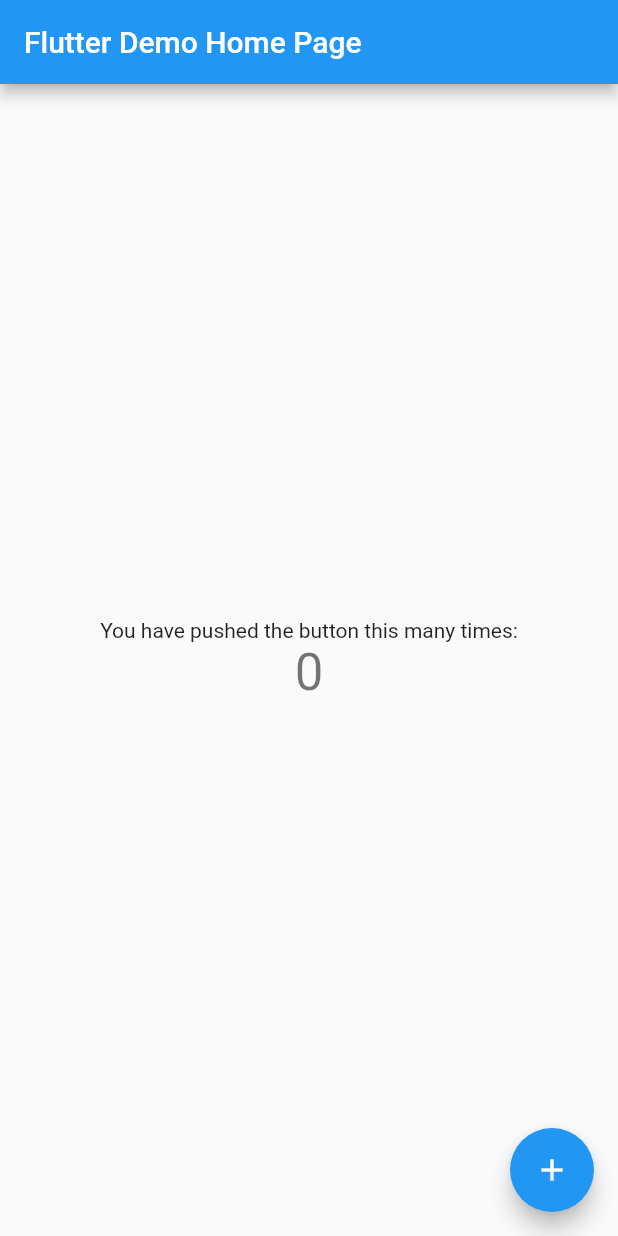
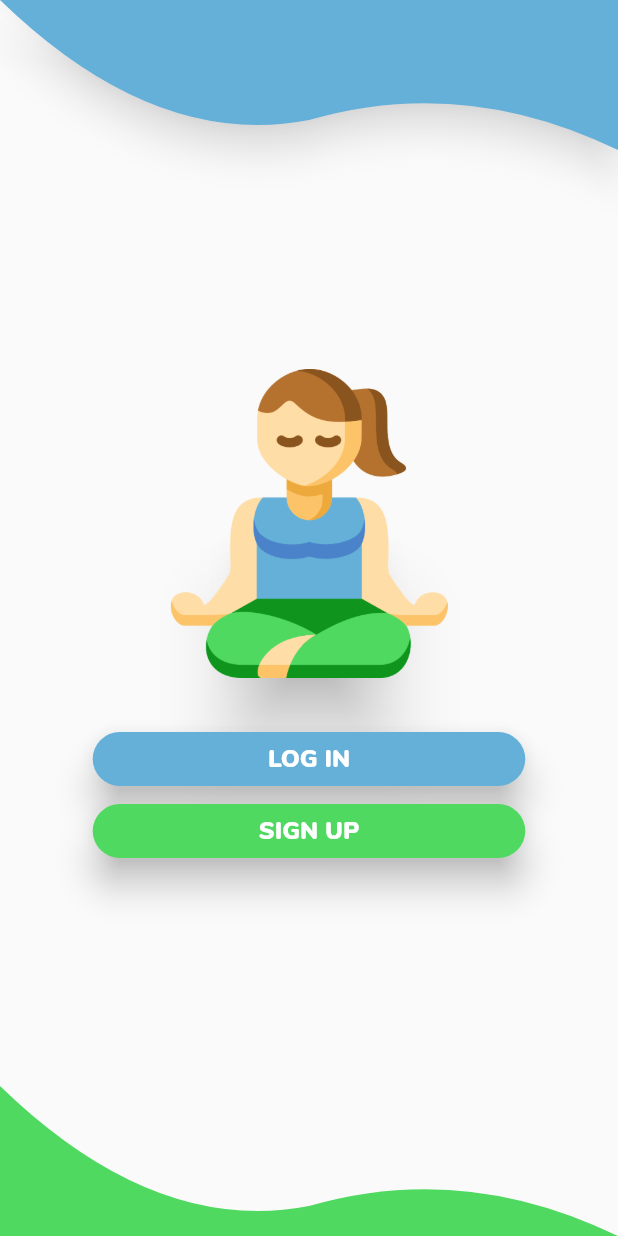
Before and after one commit to DevFreeze/daily_ui, a Flutter app: the screen it shows after launch, on a phone screen of 412 x 824 dp. Run offline on Flutter 3.47's test engine with Material 2 defaults, Android fonts, the phone set to English and light mode, and no system bars.

Commit message:
SignIn Screen

```diff
--- a/lib/main.dart
+++ b/lib/main.dart
@@ -1,111 +1,19 @@
 import 'package:flutter/material.dart';
 
-void main() => runApp(MyApp());
+import 'package:daily_ui/ui/screens/sign_in.dart';
+
+void main() => runApp(new MyApp());
 
 class MyApp extends StatelessWidget {
-  // This widget is the root of your application.
   @override
   Widget build(BuildContext context) {
     return MaterialApp(
-      title: 'Flutter Demo',
-      theme: ThemeData(
-        // This is the theme of your application.
-        //
-        // Try running your application with "flutter run". You'll see the
-        // application has a blue toolbar. Then, without quitting the app, try
-        // changing the primarySwatch below to Colors.green and then invoke
-        // "hot reload" (press "r" in the console where you ran "flutter run",
-        // or simply save your changes to "hot reload" in a Flutter IDE).
-        // Notice that the counter didn't reset back to zero; the application
-        // is not restarted.
-        primarySwatch: Colors.blue,
-      ),
-      home: MyHomePage(title: 'Flutter Demo Home Page'),
+      title: 'DailyUI',
+      debugShowCheckedModeBanner: false,
+      routes: {
+        //'/': (context) => MyHomePage(title: 'Flutter Demo Home Page'),
+        '/': (context) => SignIn(),
+      },
     );
   }
 }
-
-class MyHomePage extends StatefulWidget {
-  MyHomePage({Key key, this.title}) : super(key: key);
-
-  // This widget is the home page of your application. It is stateful, meaning
-  // that it has a State object (defined below) that contains fields that affect
-  // how it looks.
-
-  // This class is the configuration for the state. It holds the values (in this
-  // case the title) provided by the parent (in this case the App widget) and
-  // used by the build method of the State. Fields in a Widget subclass are
-  // always marked "final".
-
-  final String title;
-
-  @override
-  _MyHomePageState createState() => _MyHomePageState();
-}
-
-class _MyHomePageState extends State<MyHomePage> {
-  int _counter = 0;
-
-  void _incrementCounter() {
-    setState(() {
-      // This call to setState tells the Flutter framework that something has
-      // changed in this State, which causes it to rerun the build method below
-      // so that the display can reflect the updated values. If we changed
-      // _counter without calling setState(), then the build method would not be
-      // called again, and so nothing would appear to happen.
-      _counter++;
-    });
-  }
-
-  @override
-  Widget build(BuildContext context) {
-    // This method is rerun every time setState is called, for instance as done
-    // by the _incrementCounter method above.
-    //
-    // The Flutter framework has been optimized to make rerunning build methods
-    // fast, so that you can just rebuild anything that needs updating rather
-    // than having to individually change instances of widgets.
-    return Scaffold(
-      appBar: AppBar(
-        // Here we take the value from the MyHomePage object that was created by
-        // the App.build method, and use it to set our appbar title.
-        title: Text(widget.title),
-      ),
-      body: Center(
-        // Center is a layout widget. It takes a single child and positions it
-        // in the middle of the parent.
-        child: Column(
-          // Column is also a layout widget. It takes a list of children and
-          // arranges them vertically. By default, it sizes itself to fit its
-          // children horizontally, and tries to be as tall as its parent.
-          //
-          // Invoke "debug painting" (press "p" in the console, choose the
-          // "Toggle Debug Paint" action from the Flutter Inspector in Android
-          // Studio, or the "Toggle Debug Paint" command in Visual Studio Code)
-          // to see the wireframe for each widget.
-          //
-          // Column has various properties to control how it sizes itself and
-          // how it positions its children. Here we use mainAxisAlignment to
-          // center the children vertically; the main axis here is the vertical
-          // axis because Columns are vertical (the cross axis would be
-          // horizontal).
-          mainAxisAlignment: MainAxisAlignment.center,
-          children: <Widget>[
-            Text(
-              'You have pushed the button this many times:',
-            ),
-            Text(
-              '$_counter',
-              style: Theme.of(context).textTheme.display1,
-            ),
-          ],
-        ),
-      ),
-      floatingActionButton: FloatingActionButton(
-        onPressed: _incrementCounter,
-        tooltip: 'Increment',
-        child: Icon(Icons.add),
-      ), // This trailing comma makes auto-formatting nicer for build methods.
-    );
-  }
-}
--- /dev/null
+++ b/lib/ui/screens/homepage.dart
@@ -0,0 +1,66 @@
+import 'package:flutter/material.dart';
+
+class MyHomePage extends StatefulWidget {
+  MyHomePage({Key key, this.title}) : super(key: key);
+
+  final String title;
+
+  @override
+  _MyHomePageState createState() => _MyHomePageState();
+}
+
+class _MyHomePageState extends State<MyHomePage> {
+  int _counter = 0;
+
+  void _incrementCounter() {
+    setState(() {
+      _counter++;
+    });
+  }
+
+  @override
+  Widget build(BuildContext context) {
+    return Scaffold(
+      appBar: AppBar(
+        // Here we take the value from the MyHomePage object that was created by
+        // the App.build method, and use it to set our appbar title.
+        title: Text(widget.title),
+      ),
+      body: Center(
+        // Center is a layout widget. It takes a single child and positions it
+        // in the middle of the parent.
+        child: Column(
+          // Column is also a layout widget. It takes a list of children and
+          // arranges them vertically. By default, it sizes itself to fit its
+          // children horizontally, and tries to be as tall as its parent.
+          //
+          // Invoke "debug painting" (press "p" in the console, choose the
+          // "Toggle Debug Paint" action from the Flutter Inspector in Android
+          // Studio, or the "Toggle Debug Paint" command in Visual Studio Code)
+          // to see the wireframe for each widget.
+          //
+          // Column has various properties to control how it sizes itself and
+          // how it positions its children. Here we use mainAxisAlignment to
+          // center the children vertically; the main axis here is the vertical
+          // axis because Columns are vertical (the cross axis would be
+          // horizontal).
+          mainAxisAlignment: MainAxisAlignment.center,
+          children: <Widget>[
+            Text(
+              'You have pushed the button this many times:',
+            ),
+            Text(
+              '$_counter',
+              style: Theme.of(context).textTheme.display1,
+            ),
+          ],
+        ),
+      ),
+      floatingActionButton: FloatingActionButton(
+        onPressed: _incrementCounter,
+        tooltip: 'Increment',
+        child: Icon(Icons.add),
+      ), // This trailing comma makes auto-formatting nicer for build methods.
+    );
+  }
+}
--- /dev/null
+++ b/lib/ui/screens/sign_in.dart
@@ -0,0 +1,109 @@
+import 'package:flutter/material.dart';
+
+import 'package:daily_ui/ui/shapes/top_wave_clipper.dart';
+import 'package:daily_ui/ui/shapes/bottom_wave_clipper.dart';
+import 'package:daily_ui/ui/shapes/shadow_painter.dart';
+
+class SignIn extends StatelessWidget {
+  @override
+  Widget build(BuildContext context) {
+    return Scaffold(
+      body: Center(
+        child: Column(
+          crossAxisAlignment: CrossAxisAlignment.center,
+          mainAxisAlignment: MainAxisAlignment.spaceBetween,
+          children: <Widget>[
+            // The top wave shade with a shadow
+            CustomPaint(
+              painter: BoxShadowPainter(),
+              child: ClipPath(
+                clipper: TopWaveClipper(),
+                child: Container(
+                  height: 100,
+                  width: double.infinity,
+                  color: Color(0xFF64B0D9),
+                ),
+              ),
+            ),
+            // The picture, Log in button and Sign up button
+            // In an extra column, because of spacing
+            Column(
+              children: <Widget>[
+                SizedBox(
+                  width: MediaQuery.of(context).size.width * 0.5,
+                  child: Stack(
+                    alignment: Alignment.bottomCenter,
+                    children: <Widget>[
+                      // Extra Container to let the yoga girl in the PNG throw a shadow
+                      Container(
+                        width: MediaQuery.of(context).size.width * 0.25,
+                        height: MediaQuery.of(context).size.height * 0.1,
+                        child: Material(
+                          color: Colors.transparent,
+                          elevation: 20.0,
+                        ),
+                      ),
+                      Image.asset("assets/yoga.png"),
+                    ],
+                  ),
+                ),
+                Container(
+                  padding: EdgeInsets.only(
+                    top: 30.0,
+                  ),
+                  width: MediaQuery.of(context).size.width * 0.7,
+                  child: RaisedButton(
+                    elevation: 10.0,
+                    shape: RoundedRectangleBorder(
+                      borderRadius: new BorderRadius.circular(18.0),
+                    ),
+                    color: Color(0xFF64B0D9),
+                    onPressed: () {},
+                    child: Text(
+                      "LOG IN",
+                      style: TextStyle(
+                        fontFamily: 'Nunito',
+                        fontWeight: FontWeight.w900,
+                        color: Colors.white,
+                        fontSize: 16.0,
+                      ),
+                    ),
+                  ),
+                ),
+                Container(
+                  width: MediaQuery.of(context).size.width * 0.7,
+                  child: RaisedButton(
+                    elevation: 10.0,
+                    shape: RoundedRectangleBorder(
+                      borderRadius: new BorderRadius.circular(18.0),
+                    ),
+                    color: Color(0xFF50D960),
+                    onPressed: () {},
+                    child: Text(
+                      "SIGN UP",
+                      style: TextStyle(
+                        fontFamily: 'Nunito',
+                        fontWeight: FontWeight.w900,
+                        color: Colors.white,
+                        fontSize: 16.0,
+                      ),
+                    ),
+                  ),
+                ),
+              ],
+            ),
+            // Bottom shade
+            ClipPath(
+              clipper: BottomWaveClipper(),
+              child: Container(
+                height: 100,
+                width: double.infinity,
+                color: Color(0xFF50D960),
+              ),
+            ),
+          ],
+        ),
+      ),
+    );
+  }
+}
--- /dev/null
+++ b/lib/ui/shapes/bottom_wave_clipper.dart
@@ -0,0 +1,21 @@
+import 'package:flutter/material.dart';
+
+class BottomWaveClipper extends CustomClipper<Path> {
+
+  @override
+  Path getClip(Size size) {
+    var path = Path();
+
+    path.quadraticBezierTo(size.width / 4, size.height, size.width / 2, size.height / 5 * 4);
+    path.quadraticBezierTo(size.width - (size.width / 4), size.height / 2, size.width, size.height);
+
+    path.lineTo(size.width, size.height);
+    path.lineTo(0.0, size.height);
+
+    path.close();
+    return path;
+  }
+
+  @override
+  bool shouldReclip(CustomClipper<Path> oldClipper) => true;
+}
--- /dev/null
+++ b/lib/ui/shapes/shadow_painter.dart
@@ -0,0 +1,20 @@
+import 'package:flutter/material.dart';
+
+class BoxShadowPainter extends CustomPainter {
+  @override
+  void paint(Canvas canvas, Size size) {
+    Path path = Path();
+
+    path.quadraticBezierTo(size.width / 4, size.height, size.width / 2, size.height / 5 * 4);
+    path.quadraticBezierTo(size.width - (size.width / 4), size.height / 2, size.width, size.height);
+
+    path.lineTo(size.width, 0.0);
+
+    path.close();
+
+    canvas.drawShadow(path, Colors.black54, 10.0, false);
+  }
+
+  @override
+  bool shouldRepaint(CustomPainter oldDelegate) => true;
+}
--- /dev/null
+++ b/lib/ui/shapes/top_wave_clipper.dart
@@ -0,0 +1,19 @@
+import 'package:flutter/material.dart';
+
+class TopWaveClipper extends CustomClipper<Path> {
+  @override
+  Path getClip(Size size) {
+    Path path = Path();
+
+    path.quadraticBezierTo(size.width / 4, size.height, size.width / 2, size.height / 5 * 4);
+    path.quadraticBezierTo(size.width - (size.width / 4), size.height / 2, size.width, size.height);
+
+    path.lineTo(size.width, 0.0);
+
+    path.close();
+    return path;
+  }
+
+  @override
+  bool shouldReclip(CustomClipper<Path> oldClipper) => true;
+}
```
Also changed, not shown: pubspec.yaml (+13 -34 lines), assets/yoga.png (added), fonts/Nunito-Black.ttf (added), fonts/Nunito-Bold.ttf (added), fonts/Nunito-ExtraBold.ttf (added).
